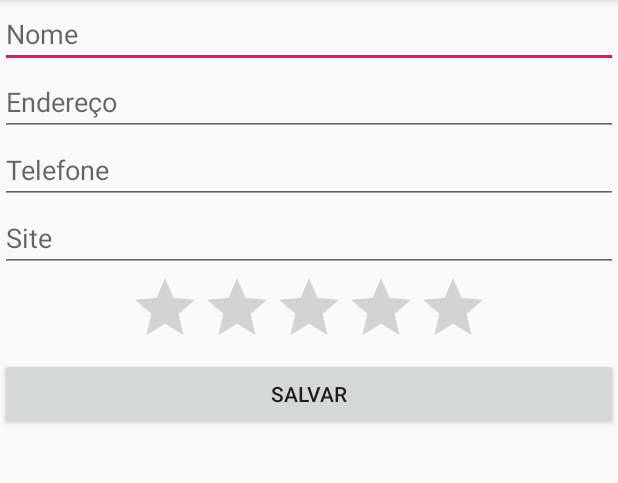
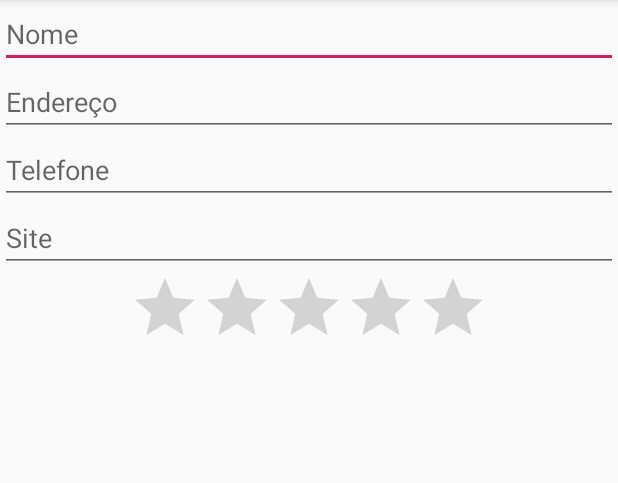
Before and after one commit to camila-cg/android3, an Android app: the FormularioActivity screen opened directly, with no data from a screen before it, on a phone screen of 412 x 824 dp, the part 84-567 px from its top. Run offline under Robolectric (Android 15) with nearby library versions, the light colour scheme and no system bars.

Commit message:
Passando a ação do botão salvar anterior para a opção de menu criada

```diff
--- a/app/src/main/res/layout/activity_formulario.xml
+++ b/app/src/main/res/layout/activity_formulario.xml
@@ -37,11 +37,6 @@
             android:max="10"
             android:numStars="5"/>
 
-        <Button android:id="@+id/btSalvar"
-            android:layout_width="match_parent"
-            android:layout_height="wrap_content"
-            android:text="Salvar"/>
-
     </LinearLayout>
 
 </ScrollView>
```
Also changed, not shown: app/src/main/java/com/example/agenda/FormularioActivity.java (+19 -13 lines).
